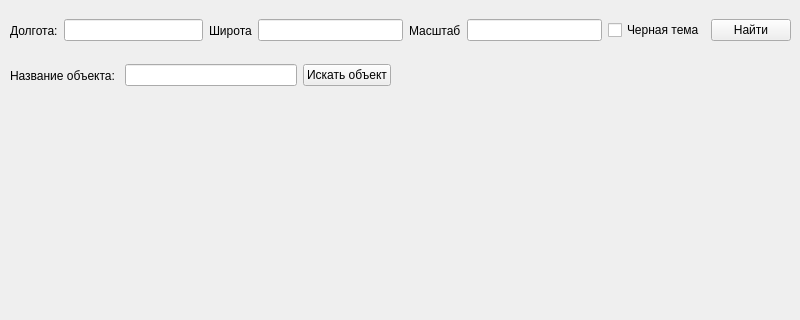
The window that MainWindow.ui (SutsuraGod/Maps-API-Project) describes before a commit, drawn with Qt 5; both pictures show x 0 to 800 and y 0 to 320 of the 800 by 645 pixel window.
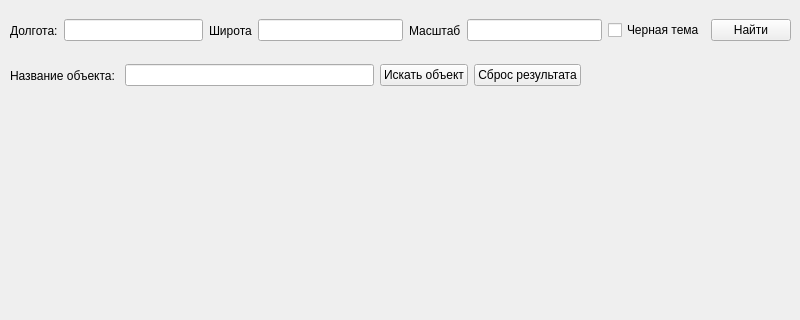
The same window after the commit.

Commit message: Решила 7 часть

Diff of the .ui file:
```diff
--- a/MainWindow.ui
+++ b/MainWindow.ui
@@ -100,7 +100,7 @@
      <rect>
       <x>10</x>
       <y>50</y>
-      <width>381</width>
+      <width>571</width>
       <height>51</height>
      </rect>
     </property>
@@ -122,6 +122,13 @@
        </property>
       </widget>
      </item>
+     <item>
+      <widget class="QPushButton" name="resetButton">
+       <property name="text">
+        <string>Сброс результата</string>
+       </property>
+      </widget>
+     </item>
     </layout>
    </widget>
   </widget>
```
The commit also changes 2 other files.
